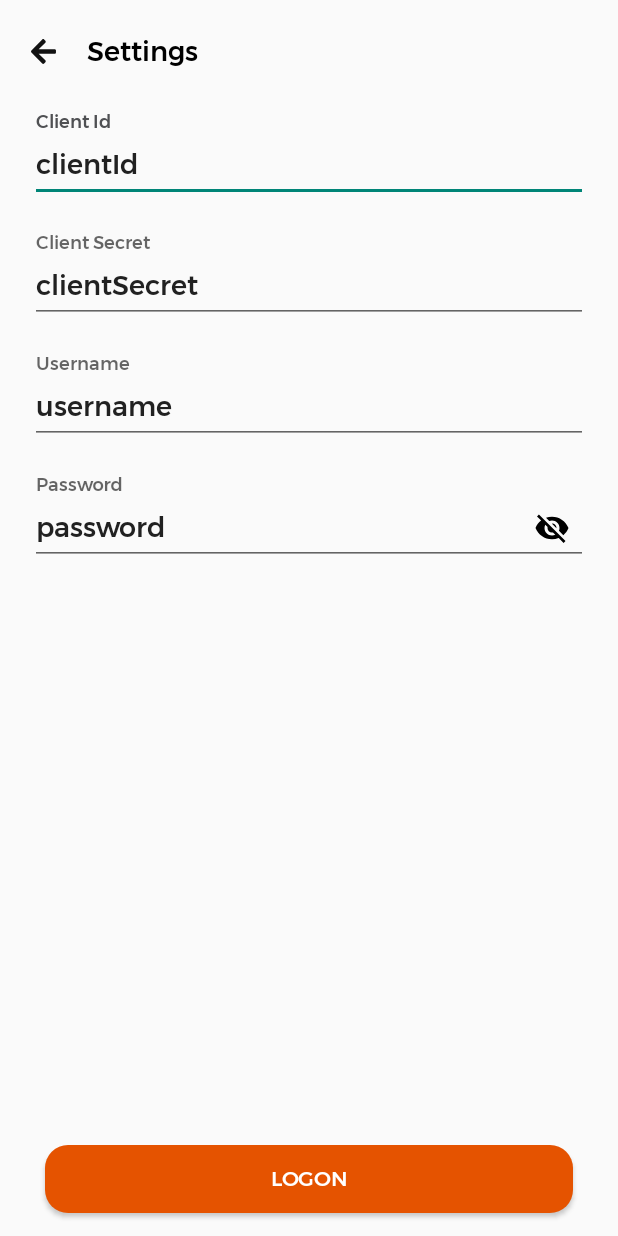
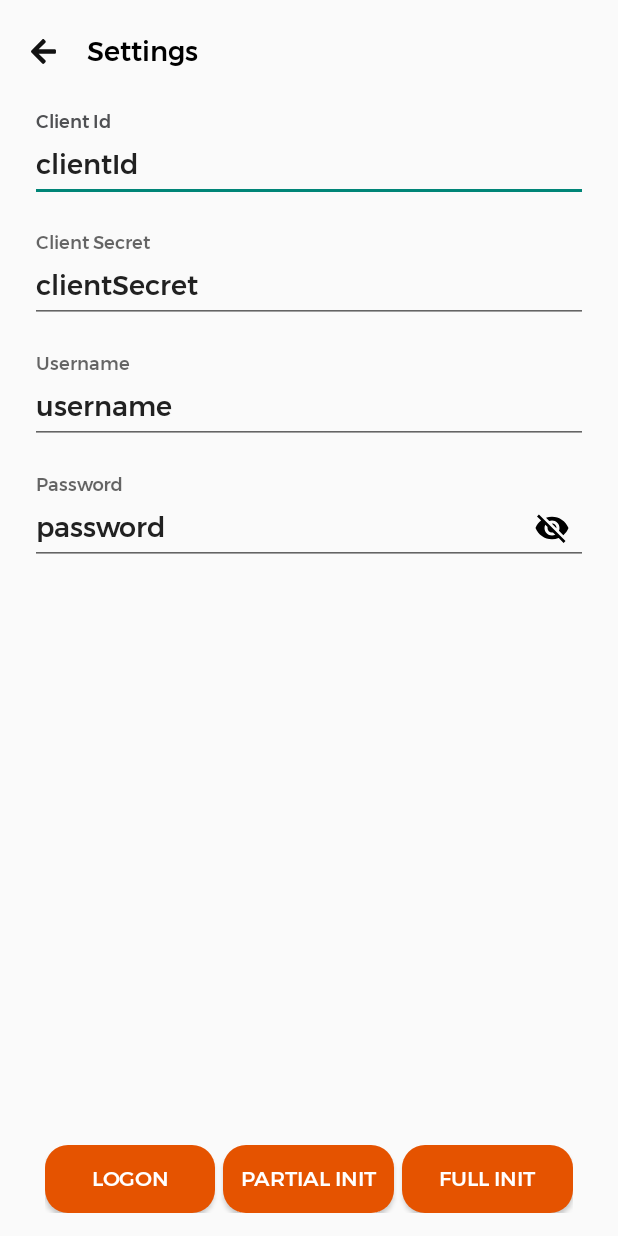
Before and after one commit to ayushpant1/BniApos, an Android app: the SettingsActivity screen opened directly, with no data from a screen before it, on a phone screen of 412 x 824 dp. Run offline under Robolectric (Android 15) with nearby library versions, the phone set to English and light mode, and no system bars.

Commit message:
add full and partial init to setting

```diff
--- a/BniAposApp/app/src/main/java/com/example/bniapos/activities/ui/SettingsActivity.kt
+++ b/BniAposApp/app/src/main/java/com/example/bniapos/activities/ui/SettingsActivity.kt
@@ -9,9 +9,11 @@ import android.util.Log
 import android.view.View
 import android.widget.*
 import com.example.bniapos.R
+import com.example.bniapos.activities.HomeActivity
 import com.example.bniapos.alerts.Alerts
 import com.example.bniapos.callback.ApiResult
 import com.example.bniapos.callbacks.ButtonInterface
+import com.example.bniapos.helpers.InitializationHelper
 import com.example.bniapos.models.responsemodels.LogonResponse
 import com.example.bniapos.utils.AppConstants
 import com.example.bniapos.utils.CommonUtility
@@ -36,7 +38,11 @@ class SettingsActivity : AppCompatActivity(), View.OnClickListener {
     private var etUsername: EditText? = null
     private var etPassword: EditText? = null
 
-    private val apiResult = object : ApiResult {
+
+    private var btnPartialInit: Button? = null
+    private var btnFullInit: Button? = null
+
+    private val apiResultLogon = object : ApiResult {
         override fun onSuccess(jsonResponse: Any) {
             val logonResponse = Gson().fromJson(jsonResponse.toString(), LogonResponse::class.java)
 
@@ -58,6 +64,20 @@ class SettingsActivity : AppCompatActivity(), View.OnClickListener {
                     buttonInterface
                 )
             }
+        }
+
+        override fun onFailure(message: String) {
+            Log.d("Failure", message)
+            //handle failure
+        }
+
+    }
+
+
+    private val apiResultInit = object : ApiResult {
+        override fun onSuccess(jsonResponse: Any) {
+            val intent = Intent(this@SettingsActivity, HomeActivity::class.java)
+            startActivity(intent)
         }
 
         override fun onFailure(message: String) {
@@ -91,6 +111,9 @@ class SettingsActivity : AppCompatActivity(), View.OnClickListener {
         etClientSecret = findViewById(R.id.et_client_secret)
         etUsername = findViewById(R.id.et_username)
         etPassword = findViewById(R.id.et_password)
+
+        btnPartialInit = findViewById(R.id.btn_partial_init)
+        btnFullInit = findViewById(R.id.btn_full_init)
     }
 
     private fun showUI() {
@@ -109,6 +132,9 @@ class SettingsActivity : AppCompatActivity(), View.OnClickListener {
         btnLogon?.setOnClickListener(this)
         imgBack?.setOnClickListener(this)
 
+        btnFullInit?.setOnClickListener(this)
+        btnPartialInit?.setOnClickListener(this)
+
     }
 
     override fun onClick(p0: View?) {
@@ -121,7 +147,7 @@ class SettingsActivity : AppCompatActivity(), View.OnClickListener {
                     val password = etPassword?.text.toString()
                     CommonUtility.performLogon(
                         this@SettingsActivity,
-                        apiResult,
+                        apiResultLogon,
                         clientId,
                         clientSecret,
                         username,
@@ -132,7 +158,41 @@ class SettingsActivity : AppCompatActivity(), View.OnClickListener {
             R.id.img_back -> {
                 onBackPressed()
             }
+
+            R.id.btn_full_init -> {
+                fullInit()
+            }
+
+            R.id.btn_partial_init -> {
+                partialInit()
+            }
         }
+    }
+
+    fun fullInit() {
+        val initHelper = InitializationHelper()
+        initHelper.init(
+            this@SettingsActivity,
+            forceInit = true,
+            isDisplayResultDialog = true,
+            isPrintSlipAfterSuccess = true,
+            isAddExtraAdminMenus = false,
+            responseCarrier = apiResultInit
+        )
+        initHelper.PerformInitialization()
+    }
+
+    fun partialInit() {
+        val initHelper = InitializationHelper()
+        initHelper.init(
+            this@SettingsActivity,
+            forceInit = false,
+            isDisplayResultDialog = true,
+            isPrintSlipAfterSuccess = true,
+            isAddExtraAdminMenus = false,
+            responseCarrier = apiResultInit
+        )
+        initHelper.PerformInitialization()
     }
 
     private fun checkMandatoryFields(): Boolean {
--- a/BniAposApp/app/src/main/java/com/example/bniapos/host/HostRepository.kt
+++ b/BniAposApp/app/src/main/java/com/example/bniapos/host/HostRepository.kt
@@ -189,7 +189,7 @@ class HostRepository : HostRepositoryInterface {
                     call: Call<UpdateResponse>?,
                     response: Response<UpdateResponse>?
                 ) {
-                    ProgressDialog.dismissDialog()
+
                     apiResult.onSuccess(response!!.body())
                 }
 
--- a/BniAposApp/app/src/main/res/layout/activity_settings.xml
+++ b/BniAposApp/app/src/main/res/layout/activity_settings.xml
@@ -91,15 +91,46 @@
         </com.google.android.material.textfield.TextInputLayout>
     </LinearLayout>
 
-    <Button
-        android:id="@+id/btn_logon"
+    <LinearLayout
         android:layout_width="match_parent"
-        android:layout_height="45dp"
+        android:layout_height="wrap_content"
         android:layout_alignParentBottom="true"
         android:layout_marginLeft="10dp"
         android:layout_marginRight="10dp"
         android:layout_marginBottom="@dimen/dimen_15dp"
-        android:background="@drawable/bg_btn"
-        android:text="@string/logon"
-        android:textColor="@color/white" />
+        android:weightSum="3">
+
+        <Button
+            android:id="@+id/btn_logon"
+            android:layout_width="0dp"
+            android:layout_height="45dp"
+            android:layout_weight="1"
+
+            android:background="@drawable/bg_btn"
+            android:text="@string/logon"
+            android:textColor="@color/white" />
+
+        <Button
+            android:id="@+id/btn_partial_init"
+            android:layout_width="0dp"
+            android:layout_height="45dp"
+            android:layout_marginLeft="5dp"
+            android:layout_weight="1"
+            android:background="@drawable/bg_btn"
+            android:paddingLeft="@dimen/dimen_2dp"
+            android:paddingRight="@dimen/dimen_2dp"
+            android:text="@string/partial_init"
+            android:textColor="@color/white" />
+
+        <Button
+            android:id="@+id/btn_full_init"
+            android:layout_width="0dp"
+            android:layout_height="45dp"
+            android:layout_marginLeft="5dp"
+            android:layout_weight="1"
+            android:background="@drawable/bg_btn"
+            android:text="@string/full_init"
+            android:textColor="@color/white" />
+
+    </LinearLayout>
 </RelativeLayout>
--- a/BniAposApp/app/src/main/res/values/strings.xml
+++ b/BniAposApp/app/src/main/res/values/strings.xml
@@ -27,6 +27,8 @@
     <string name="client_secret">Client Secret</string>
     <string name="username">Username</string>
     <string name="password">Password</string>
+    <string name="full_init">Full Init</string>
+    <string name="partial_init">Partial Init</string>
 
 
 </resources>
```
Also changed, not shown: BniAposApp/app/src/main/assets/menu.json (+6 -6 lines), BniAposApp/app/src/main/java/com/example/bniapos/activities/HomeActivity.kt (+2 -6 lines), BniAposApp/app/src/main/java/com/example/bniapos/activities/ui/home/HomeFragment.kt (+12 -4 lines), BniAposApp/app/src/main/java/com/example/bniapos/helpers/InitializationHelper.kt (+6 -3 lines).
